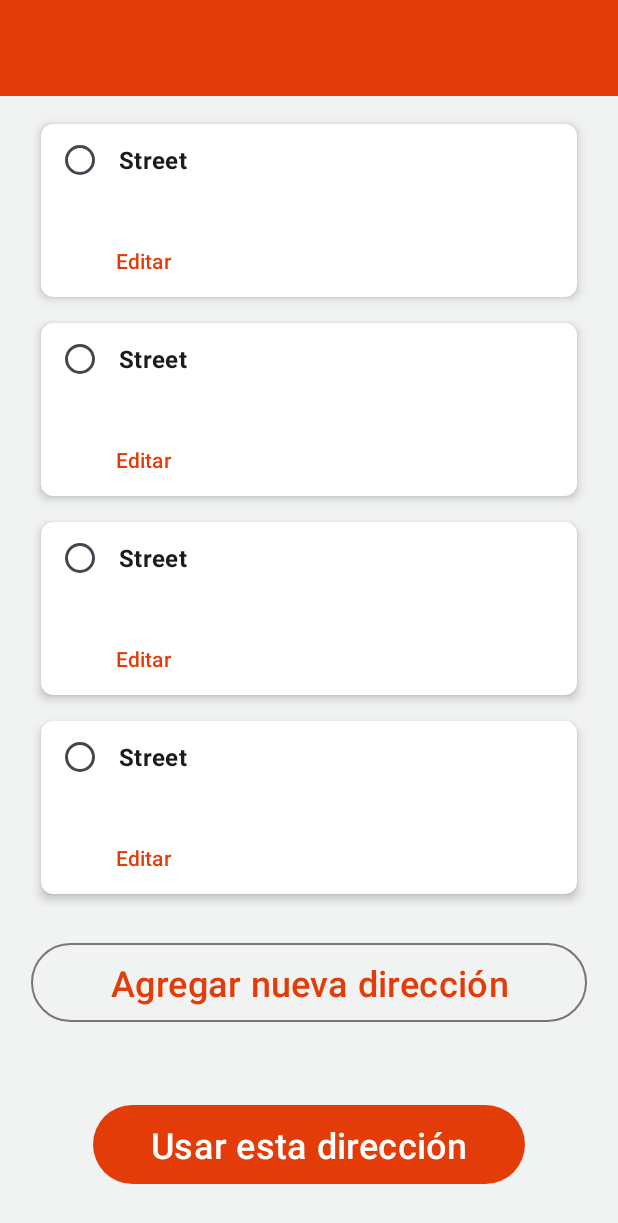
After one commit to alpi2111/LiikeGomi, an Android app: the layout activity_select_edit_address.xml on its own in the app's theme, with its tools: preview values and no code run, on a phone screen of 412 x 824 dp. The commit adds this screen. Shown: the top 1223 px of the screen. Run offline under Robolectric (Android 15) with nearby library versions, the phone set to English and light mode, and no system bars.

Commit message:
[master] Added SelectAddresActivity UI, functionality not added

```diff
--- a/app/src/main/AndroidManifest.xml
+++ b/app/src/main/AndroidManifest.xml
@@ -73,6 +73,10 @@
         <activity
             android:name=".add_address.ui.AddAddressActivity"
             android:exported="true" />
+        <activity
+            android:name=".select_edit_address.ui.SelectEditAddressActivity"
+            android:exported="true" />
+
         <provider
             android:name="androidx.core.content.FileProvider"
             android:authorities="${applicationId}.provider"
--- a/app/src/main/java/com/liike/liikegomi/payment/ui/PaymentActivity.kt
+++ b/app/src/main/java/com/liike/liikegomi/payment/ui/PaymentActivity.kt
@@ -16,6 +16,7 @@ import com.liike.liikegomi.base.ui.BaseActivity
 import com.liike.liikegomi.databinding.ActivityPaymentBinding
 import com.liike.liikegomi.payment.view_model.PaymentViewModel
 import com.liike.liikegomi.payment.view_model.PaymentViewModelFactory
+import com.liike.liikegomi.select_edit_address.ui.SelectEditAddressActivity
 
 class PaymentActivity : BaseActivity<ActivityPaymentBinding, PaymentViewModel>() {
 
@@ -73,7 +74,7 @@ class PaymentActivity : BaseActivity<ActivityPaymentBinding, PaymentViewModel>()
                 if (mAddressList.isEmpty())
                     AddAddressActivity.launchForResult(this@PaymentActivity, addressLauncher)
                 else
-                    TODO("CALL THE ADDRESSES SELECTION")
+                    SelectEditAddressActivity.launchForResult(this@PaymentActivity, addressLauncher, mAddressList)
             }
 
             btnCopyClabe.setOnClickListener {
--- /dev/null
+++ b/app/src/main/java/com/liike/liikegomi/select_edit_address/ui/SelectEditAddressActivity.kt
@@ -0,0 +1,36 @@
+package com.liike.liikegomi.select_edit_address.ui
+
+import android.content.Intent
+import android.os.Bundle
+import androidx.activity.result.ActivityResultLauncher
+import androidx.appcompat.app.AppCompatActivity
+import com.liike.liikegomi.background.firebase_db.entities.Direcciones
+import com.liike.liikegomi.base.ui.BaseActivity
+import com.liike.liikegomi.databinding.ActivitySelectEditAddressBinding
+import com.liike.liikegomi.select_edit_address.view_model.SelectEditAddressViewModel
+import com.liike.liikegomi.select_edit_address.view_model.SelectEditAddressViewModelFactory
+
+class SelectEditAddressActivity: BaseActivity<ActivitySelectEditAddressBinding, SelectEditAddressViewModel>() {
+
+    companion object {
+        private const val ADDRESS_LIST_KEY = "addressListKey"
+        fun launchForResult(appCompatActivity: AppCompatActivity, launcher: ActivityResultLauncher<Intent>, addressList: List<Direcciones>) {
+            val intent = Intent(appCompatActivity, SelectEditAddressActivity::class.java).apply {
+                putExtra(ADDRESS_LIST_KEY, addressList.toTypedArray())
+            }
+            launcher.launch(intent)
+        }
+    }
+
+    override val mViewModel: SelectEditAddressViewModel
+        get() = getViewModelFactory(this, SelectEditAddressViewModelFactory())
+
+    override fun inflate(): ActivitySelectEditAddressBinding {
+        return ActivitySelectEditAddressBinding.inflate(layoutInflater)
+    }
+
+    override fun onCreate(savedInstanceState: Bundle?) {
+        super.onCreate(savedInstanceState)
+        val addressList = (intent.getSerializableExtra(ADDRESS_LIST_KEY) as Array<Direcciones>).toList()
+    }
+}
--- /dev/null
+++ b/app/src/main/java/com/liike/liikegomi/select_edit_address/view_model/SelectEditAddressViewModel.kt
@@ -0,0 +1,6 @@
+package com.liike.liikegomi.select_edit_address.view_model
+
+import com.liike.liikegomi.base.viewmodel.BaseViewModel
+
+class SelectEditAddressViewModel: BaseViewModel() {
+}
--- /dev/null
+++ b/app/src/main/java/com/liike/liikegomi/select_edit_address/view_model/SelectEditAddressViewModelFactory.kt
@@ -0,0 +1,9 @@
+package com.liike.liikegomi.select_edit_address.view_model
+
+import com.liike.liikegomi.base.viewmodel.BaseViewModelFactory
+
+class SelectEditAddressViewModelFactory: BaseViewModelFactory<SelectEditAddressViewModel>() {
+    override fun setViewModel(): SelectEditAddressViewModel {
+        return SelectEditAddressViewModel()
+    }
+}
--- /dev/null
+++ b/app/src/main/res/layout/activity_select_edit_address.xml
@@ -0,0 +1,81 @@
+<?xml version="1.0" encoding="utf-8"?>
+<androidx.constraintlayout.widget.ConstraintLayout xmlns:android="http://schemas.android.com/apk/res/android"
+    xmlns:app="http://schemas.android.com/apk/res-auto"
+    xmlns:tools="http://schemas.android.com/tools"
+    android:layout_width="match_parent"
+    android:layout_height="match_parent"
+    android:background="@color/background_gray">
+
+    <com.liike.liikegomi.base.ui.components.Toolbar
+        android:id="@+id/toolbar"
+        android:layout_width="match_parent"
+        android:layout_height="wrap_content"
+        app:layout_constraintTop_toTopOf="parent"
+        app:title="Seleccionar dirección" />
+
+    <ScrollView
+        android:layout_width="match_parent"
+        android:layout_height="0dp"
+        app:layout_constraintBottom_toTopOf="@id/btn_select"
+        app:layout_constraintTop_toBottomOf="@id/toolbar">
+
+        <androidx.constraintlayout.widget.ConstraintLayout
+            android:layout_width="match_parent"
+            android:layout_height="wrap_content"
+            android:layout_marginTop="10dp"
+            android:orientation="vertical">
+
+            <!--    <RadioGroup-->
+            <!--        android:layout_width="match_parent"-->
+            <!--        android:layout_height="wrap_content" />-->
+
+            <androidx.recyclerview.widget.RecyclerView
+                android:id="@+id/recycler_address"
+                android:layout_width="0dp"
+                android:layout_height="wrap_content"
+                android:layout_marginBottom="20dp"
+                android:visibility="gone"
+                app:layout_constraintBottom_toTopOf="@id/btn_add_address"
+                app:layout_constraintEnd_toEndOf="parent"
+                app:layout_constraintStart_toStartOf="parent"
+                app:layout_constraintTop_toTopOf="parent"
+                app:layout_constraintWidth_percent="0.9"
+                tools:itemCount="4"
+                tools:listitem="@layout/item_address"
+                tools:visibility="visible" />
+
+            <com.google.android.material.button.MaterialButton
+                android:id="@+id/btn_add_address"
+                style="@style/Widget.Material3.Button.OutlinedButton"
+                android:layout_width="0dp"
+                android:layout_height="wrap_content"
+                android:layout_marginBottom="20dp"
+                android:paddingVertical="10dp"
+                android:text="Agregar nueva dirección"
+                android:textSize="24sp"
+                app:layout_constraintBottom_toBottomOf="parent"
+                app:layout_constraintEnd_toEndOf="parent"
+                app:layout_constraintStart_toStartOf="parent"
+                app:layout_constraintTop_toBottomOf="@id/recycler_address"
+                app:layout_constraintWidth_percent="0.9" />
+        </androidx.constraintlayout.widget.ConstraintLayout>
+
+    </ScrollView>
+
+
+    <com.google.android.material.button.MaterialButton
+        android:id="@+id/btn_select"
+        android:layout_width="0dp"
+        android:layout_height="wrap_content"
+        android:paddingVertical="10dp"
+        android:text="Usar esta dirección"
+        android:textSize="24sp"
+        app:layout_constraintBottom_toBottomOf="parent"
+        app:layout_constraintEnd_toEndOf="parent"
+        app:layout_constraintStart_toStartOf="parent"
+        app:layout_constraintTop_toTopOf="parent"
+        app:layout_constraintVertical_bias="0.96"
+        app:layout_constraintWidth_percent="0.7" />
+
+
+</androidx.constraintlayout.widget.ConstraintLayout>
--- /dev/null
+++ b/app/src/main/res/layout/item_address.xml
@@ -0,0 +1,54 @@
+<?xml version="1.0" encoding="utf-8"?>
+<androidx.cardview.widget.CardView xmlns:android="http://schemas.android.com/apk/res/android"
+    xmlns:app="http://schemas.android.com/apk/res-auto"
+    xmlns:tools="http://schemas.android.com/tools"
+    android:layout_width="match_parent"
+    android:layout_height="wrap_content"
+    android:layout_marginTop="0dp"
+    app:cardCornerRadius="8dp"
+    app:cardElevation="4dp"
+    app:cardUseCompatPadding="true">
+
+    <androidx.constraintlayout.widget.ConstraintLayout
+        android:layout_width="match_parent"
+        android:layout_height="wrap_content">
+
+        <RadioButton
+            android:id="@+id/radio_button_address"
+            android:layout_width="match_parent"
+            android:layout_height="wrap_content"
+            android:layout_marginHorizontal="10dp"
+            android:ellipsize="marquee"
+            android:marqueeRepeatLimit="marquee_forever"
+            android:maxLines="1"
+            android:paddingStart="10dp"
+            android:paddingEnd="0dp"
+            android:textSize="16sp"
+            android:textStyle="bold"
+            app:layout_constraintTop_toTopOf="parent"
+            tools:text="Street" />
+
+        <TextView
+            android:id="@+id/full_address"
+            android:layout_width="0dp"
+            android:layout_height="wrap_content"
+            android:layout_marginStart="50dp"
+            android:layout_marginEnd="10dp"
+            android:maxLines="6"
+            app:layout_constraintEnd_toEndOf="parent"
+            app:layout_constraintStart_toStartOf="parent"
+            app:layout_constraintTop_toBottomOf="@id/radio_button_address"
+            tools:maxLines="3"
+            tools:text="@tools:sample/lorem/random" />
+
+        <com.google.android.material.button.MaterialButton
+            android:id="@+id/btn_edit"
+            style="@style/Widget.Material3.Button.TextButton"
+            android:layout_width="wrap_content"
+            android:layout_height="wrap_content"
+            android:layout_marginStart="24dp"
+            android:text="Editar"
+            app:layout_constraintStart_toStartOf="parent"
+            app:layout_constraintTop_toBottomOf="@id/full_address" />
+    </androidx.constraintlayout.widget.ConstraintLayout>
+</androidx.cardview.widget.CardView>
```
